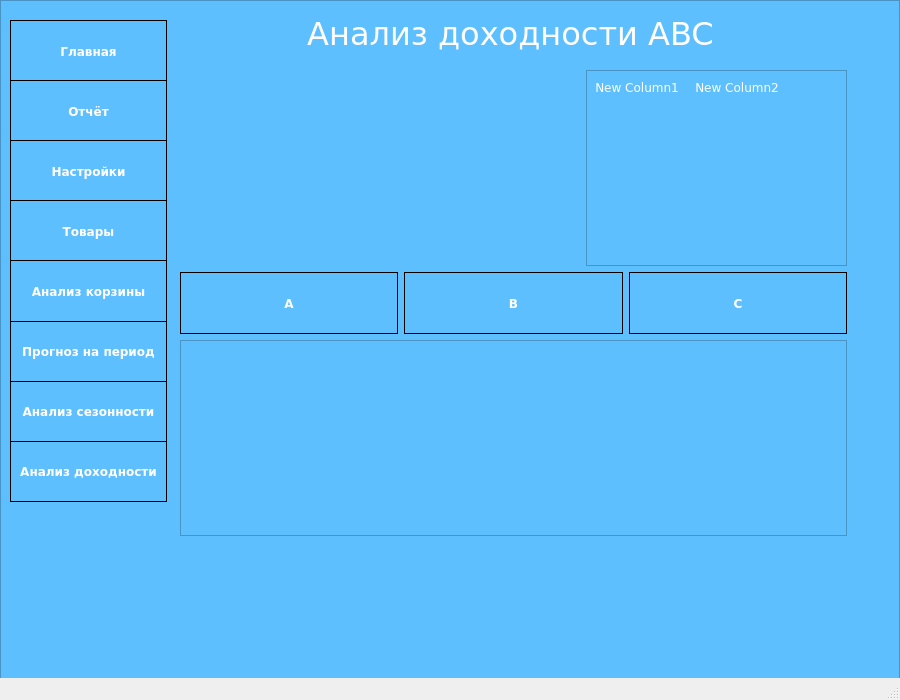
Above: design_dev.ui from miptivan/data_desktop before the change. Below: the same form after it.
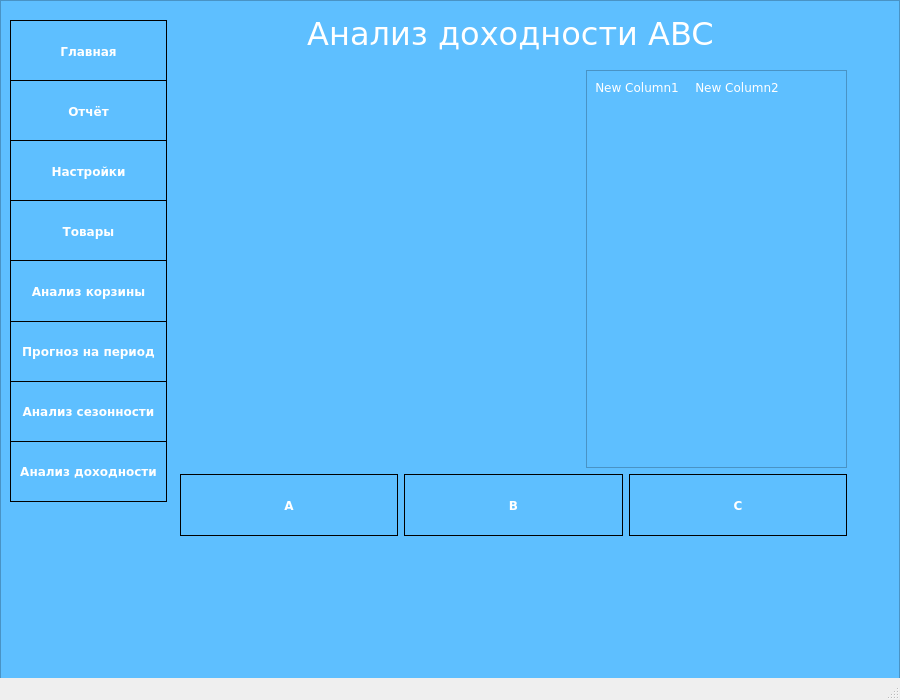
That is the form after the change.

Commit message: may be...

Diff of the .ui file:
```diff
--- a/design_dev.ui
+++ b/design_dev.ui
@@ -901,17 +901,6 @@
           </item>
          </layout>
         </item>
-        <item>
-         <widget class="QTableWidget" name="tableWidget_5">
-          <property name="styleSheet">
-           <string notr="true">QHeaderView::section {
-    background-color: rgb(94, 191, 255);
-    border: none;
-    height: 32px;
-}</string>
-          </property>
-         </widget>
-        </item>
        </layout>
       </widget>
      </widget>
```
The commit also changes 2 other files.
